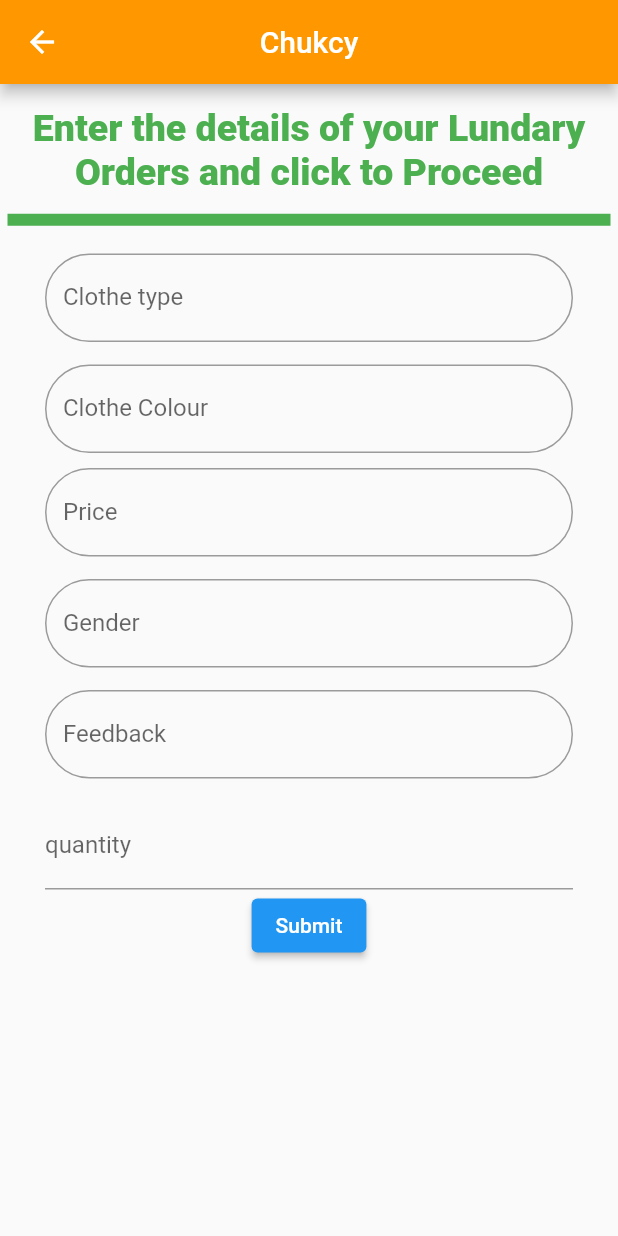
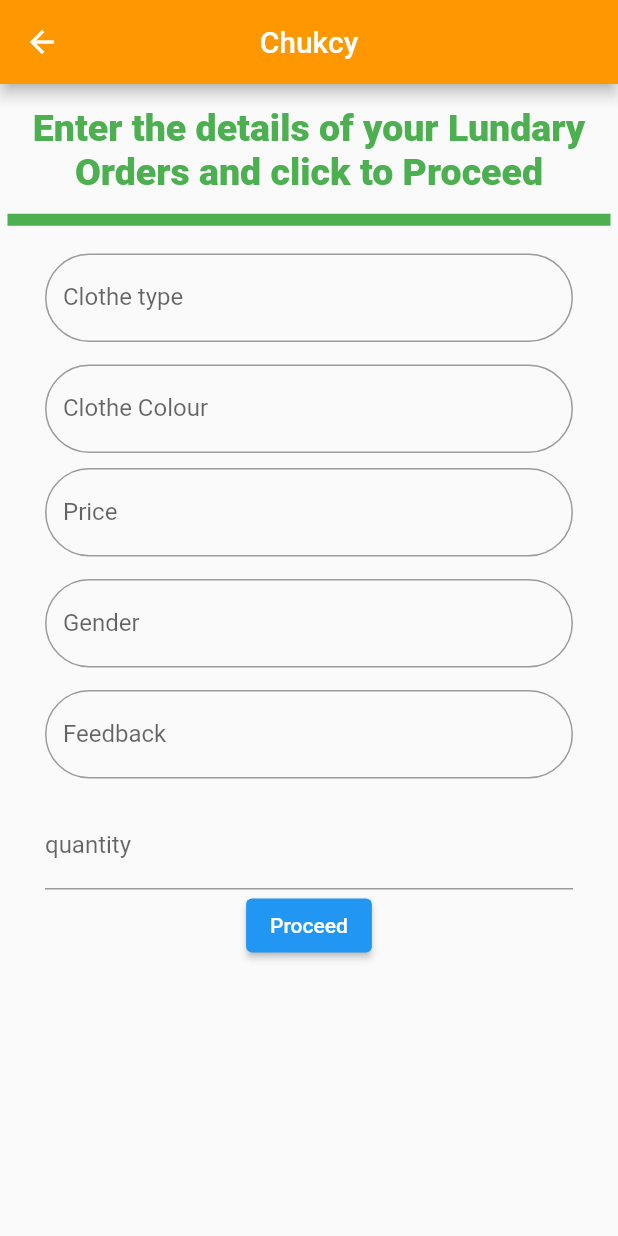
Before and after one commit to Chukcyihub/laundry_app, a Flutter app: the screen it shows after launch, after a tap on "Place Order", on a phone screen of 412 x 824 dp. Run offline on Flutter 3.47's test engine with Material 2 defaults, Android fonts, the phone set to English and light mode, and no system bars.

```diff
--- a/lib/place_order.dart
+++ b/lib/place_order.dart
@@ -12,15 +12,23 @@ class PlaceOrder extends StatelessWidget {
 
   @override
   Widget build(BuildContext context) {
+    final TextEditingController clotheType = TextEditingController();
+    final TextEditingController clotheColour = TextEditingController();
+    final TextEditingController price = TextEditingController();
+    final TextEditingController gender = TextEditingController();
+    final TextEditingController feedback = TextEditingController();
+    final TextEditingController quantity = TextEditingController();
+    final GlobalKey<FormState> formkey = GlobalKey<FormState>();
     return Scaffold(
       appBar: AppBar(
         backgroundColor: Colors.orange,
         title: Text(title),
         centerTitle: true,
       ),
-      body: SingleChildScrollView(
-        child: ConstrainedBox(
-          constraints: const BoxConstraints(),
+      body: SafeArea(
+        child: SingleChildScrollView(
+          child: Form(
+            key: formkey,
             child: Column(
               mainAxisSize: MainAxisSize.min,
               mainAxisAlignment: MainAxisAlignment.spaceAround,
@@ -44,12 +52,20 @@ class PlaceOrder extends StatelessWidget {
                   color: Colors.green,
                 ),
                 const SizedBox(height: 15),
-              const Padding(
-                padding: EdgeInsets.only(left: 30, right: 30),
-                child: TextField(
-                  decoration: InputDecoration(
+                Padding(
+                  padding: const EdgeInsets.only(left: 30, right: 30),
+                  child: TextFormField(
+                    validator: (value) {
+                      if (value == "") {
+                        return "Clothe type is required";
+                      }
+                      return null;
+                    },
+                    controller: clotheType,
+                    decoration: const InputDecoration(
                       border: OutlineInputBorder(
-                        borderRadius: BorderRadius.all(Radius.circular(33.0))),
+                          borderRadius:
+                              BorderRadius.all(Radius.circular(33.0))),
                       labelText: "Clothe type",
                       hintText: "e.g T- shirt",
                     ),
@@ -61,9 +77,17 @@ class PlaceOrder extends StatelessWidget {
                 Padding(
                   padding: const EdgeInsets.only(left: 30, right: 30),
                   child: TextFormField(
+                    validator: (value) {
+                      if (value == "") {
+                        return "Clothe Colour is required";
+                      }
+                      return null;
+                    },
+                    controller: clotheColour,
                     decoration: const InputDecoration(
                       border: OutlineInputBorder(
-                        borderRadius: BorderRadius.all(Radius.circular(33.0))),
+                          borderRadius:
+                              BorderRadius.all(Radius.circular(33.0))),
                       labelText: "Clothe Colour",
                       hintText: "e.g red or green",
                     ),
@@ -73,10 +97,19 @@ class PlaceOrder extends StatelessWidget {
                 Padding(
                   padding: const EdgeInsets.only(left: 30, right: 30),
                   child: TextFormField(
+                    validator: (value) {
+                      if (value == "") {
+                        return " Enter a correct value for price";
+                      }
+                      return null;
+                    },
+                    controller: price,
+                    keyboardType: TextInputType.number,
                     decoration: const InputDecoration(
                       prefix: Text("₦"),
                       border: OutlineInputBorder(
-                        borderRadius: BorderRadius.all(Radius.circular(33.0))),
+                          borderRadius:
+                              BorderRadius.all(Radius.circular(33.0))),
                       labelText: "Price",
                     ),
                   ),
@@ -87,9 +120,17 @@ class PlaceOrder extends StatelessWidget {
                 Padding(
                   padding: const EdgeInsets.only(left: 30, right: 30),
                   child: TextFormField(
+                    validator: (value) {
+                      if (value == "") {
+                        return "Gender should be male or female";
+                      }
+                      return null;
+                    },
+                    controller: gender,
                     decoration: const InputDecoration(
                       border: OutlineInputBorder(
-                        borderRadius: BorderRadius.all(Radius.circular(33.0))),
+                          borderRadius:
+                              BorderRadius.all(Radius.circular(33.0))),
                       labelText: "Gender",
                       hintText: "Male/Female",
                     ),
@@ -101,36 +142,53 @@ class PlaceOrder extends StatelessWidget {
                 Padding(
                   padding: const EdgeInsets.only(left: 30, right: 30),
                   child: TextFormField(
+                    controller: feedback,
                     decoration: const InputDecoration(
                       border: OutlineInputBorder(
-                        borderRadius: BorderRadius.all(Radius.circular(33.0))),
+                          borderRadius:
+                              BorderRadius.all(Radius.circular(33.0))),
                       labelText: "Feedback",
                       hintText: "Complaints/Suggestions",
                     ),
                   ),
                 ),
                 const SizedBox(height: 15),
-              const Padding(
-                padding: EdgeInsets.only(left: 30, right: 30),
-                child: TextField(
-                  decoration: InputDecoration(
+                Padding(
+                  padding: const EdgeInsets.only(left: 30, right: 30),
+                  child: TextFormField(
+                    validator: (value) {
+                      if (value == "") {
+                        return "quantity feed cannot be empty";
+                      }
+                      return null;
+                    },
+                    controller: quantity,
+                    keyboardType: TextInputType.number,
+                    decoration: const InputDecoration(
                       labelText: "quantity",
                     ),
                   ),
                 ),
-              GestureDetector(
-                child: ElevatedButton(
+                ElevatedButton(
                   onPressed: () {
+                    if (formkey.currentState!.validate()) {}
                     Navigator.of(context).push(
                       MaterialPageRoute(
-                        builder: (context) => const SuccessPage(),
+                        builder: (context) => SuccessPage(
+                          clotheType: clotheType.text,
+                          clotheColour: clotheColour.text,
+                          price: price.text,
+                          gender: gender.text,
+                          feedback: feedback.text,
+                          quantity: quantity.text,
+                        ),
                       ),
                     );
                   },
-                  child: const Text("Submit"),
-                ),
+                  child: const Text("Proceed"),
                 )
               ],
+            ),
           ),
         ),
       ),
```
Also changed, not shown: lib/success_Page.dart (+53 -9 lines). Lines whose indentation alone changed are shown as unchanged.
